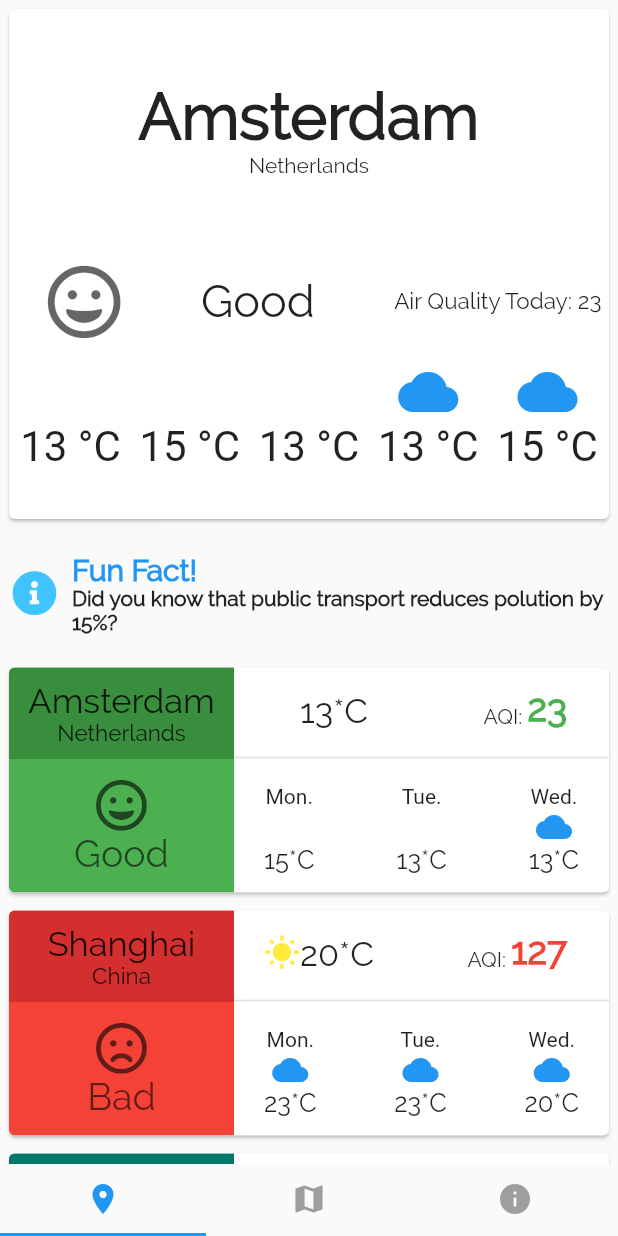
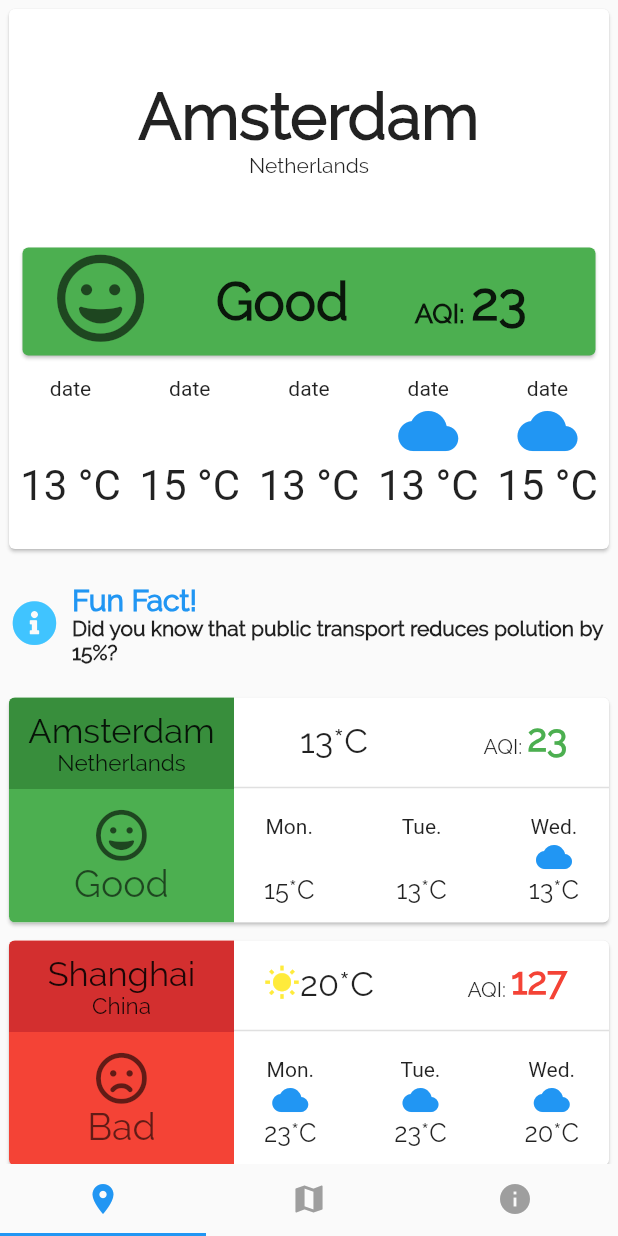
Before and after one commit to alexpavelm/SpaceAppsProject, a Flutter app: the BottomNavBar screen opened directly, on a phone screen of 412 x 824 dp. Run offline on Flutter 3.47's test engine with Material 2 defaults, Android fonts, the phone set to English and light mode, and no system bars; drawn by our look-alikes of auto_size_text; our stand-ins replace font_awesome_flutter.

Commit message:
Merge branch 'master' of https://github.com/alexpavelm/SpaceAppsProject
# Conflicts:
#	lib/GlobalData.dart

```diff
--- a/lib/CurrentLocation.dart
+++ b/lib/CurrentLocation.dart
@@ -1,10 +1,6 @@
 import 'package:flutter/cupertino.dart';
 import 'package:flutter/material.dart';
-import 'package:space_apps_project/SmallCard.dart';
-import 'package:space_apps_project/WeatherData.dart';
-
 import 'GlobalData.dart';
-import 'LocationData.dart';
 
 class CurrentLocation extends StatefulWidget {
   @override
@@ -28,11 +24,10 @@ class CurrentLocationState extends State<CurrentLocation> {
             child: Padding(
               padding: const EdgeInsets.all(5.0),
               child: Container(
-                height: 330,
+                height: 350,
                 child: Column(
                   children: <Widget>[
                     Container(
-//                      color: Colors.lightBlue,
                       height: 150,
                       child: Row(
                         mainAxisAlignment: MainAxisAlignment.center,
@@ -53,49 +48,77 @@ class CurrentLocationState extends State<CurrentLocation> {
                                 style: TextStyle(
                                   fontFamily: 'Raleway',
                                 ),
-                              )
+                              ),
                             ],
-                          )
+                          ),
                         ],
                       ),
                     ),
                     Container(
-//                      color: Colors.grey,
+//                      color:
+//                          globalData.getCardColor(globalData.mainCity.quality),
                       height: 80,
+                      child: Card(
+                        color:globalData.getCardColor(globalData.mainCity.quality),
                         child: Row(
 //                        mainAxisAlignment: MainAxisAlignment.center,
-                        crossAxisAlignment: CrossAxisAlignment.center,
-                        mainAxisAlignment: MainAxisAlignment.spaceBetween,
+//                        crossAxisAlignment: CrossAxisAlignment.center,
+//                        mainAxisAlignment: MainAxisAlignment.spaceBetween,
 //                              crossAxisAlignment: CrossAxisAlignment.stretch,
                           children: <Widget>[
                             Padding(
-                            padding: const EdgeInsets.only(left: 20),
+                              padding: const EdgeInsets.only(left: 22, bottom: 5),
                               child: Icon(
-                              globalData.getQualityIcon(
-                                  globalData.mainCity.quality),
-                              size: 50,
+                                globalData
+                                    .getQualityIcon(globalData.mainCity.quality),
+                                size: 60,
                                 color: Colors.black.withOpacity(0.6),
                               ),
                             ),
-                          Text(
-                            globalData.getQualityText(globalData.mainCity.quality),
+                            Padding(
+                              padding: const EdgeInsets.only(left: 47),
+                              child: Text(
+                                globalData
+                                    .getQualityText(globalData.mainCity.quality),
                                 style: TextStyle(
                                   fontFamily: 'Raleway',
-                              fontSize: 30,
+                                  fontSize: 35,
+                                  fontWeight: FontWeight.bold,
                                 ),
                               ),
-                          Text(
-                            "Air Quality Today: " + globalData.mainCity.quality.toString(),
+                            ),
+                            Padding(
+                              padding: const EdgeInsets.only(left: 44, top: 15),
+                              child: Text(
+                                "AQI: ",
                                 style: TextStyle(
                                   fontFamily: 'Raleway',
-                              fontSize: 15,
+                                  fontSize: 18,
+                                  fontWeight: FontWeight.bold,
+                                ),
+                              ),
+                            ),
+                            Padding(
+                              padding: const EdgeInsets.only(right: 25),
+                              child: Text(
+                                globalData.mainCity.quality.toString(),
+                                style: TextStyle(
+                                  fontFamily: 'Raleway',
+                                  fontSize: 35,
+                                  fontWeight: FontWeight.bold,
+                                ),
                               ),
                             ),
                           ],
                         ),
                       ),
+                    ),
                     Container(
+//                      color:
+//                          globalData.getCardColor(globalData.mainCity.quality),
                       height: 100,
+                      child: Padding(
+                        padding: const EdgeInsets.only(top: 10.0),
                         child: Row(
                           mainAxisAlignment: MainAxisAlignment.spaceBetween,
                           crossAxisAlignment: CrossAxisAlignment.stretch,
@@ -105,6 +128,7 @@ class CurrentLocationState extends State<CurrentLocation> {
                               child: Column(
                                 mainAxisAlignment: MainAxisAlignment.start,
                                 children: <Widget>[
+                                  Text("date"),
                                   getWeatherIcon(
                                       globalData.weatherData.weather[0]),
                                   Text(
@@ -121,6 +145,7 @@ class CurrentLocationState extends State<CurrentLocation> {
                               child: Column(
                                 mainAxisAlignment: MainAxisAlignment.start,
                                 children: <Widget>[
+                                  Text("date"),
                                   getWeatherIcon(
                                       globalData.weatherData.weather[1]),
                                   Text(
@@ -137,6 +162,7 @@ class CurrentLocationState extends State<CurrentLocation> {
                               child: Column(
                                 mainAxisAlignment: MainAxisAlignment.start,
                                 children: <Widget>[
+                                  Text("date"),
                                   getWeatherIcon(
                                       globalData.weatherData.weather[2]),
                                   Text(
@@ -153,6 +179,7 @@ class CurrentLocationState extends State<CurrentLocation> {
                               child: Column(
                                 mainAxisAlignment: MainAxisAlignment.start,
                                 children: <Widget>[
+                                  Text("date"),
                                   getWeatherIcon(
                                       globalData.weatherData.weather[3]),
                                   Text(
@@ -169,6 +196,7 @@ class CurrentLocationState extends State<CurrentLocation> {
                               child: Column(
                                 mainAxisAlignment: MainAxisAlignment.start,
                                 children: <Widget>[
+                                  Text("date"),
                                   getWeatherIcon(
                                       globalData.weatherData.weather[4]),
                                   Text(
@@ -181,6 +209,7 @@ class CurrentLocationState extends State<CurrentLocation> {
                               ),
                             ),
                           ],
+                        ),
                       ),
                     ),
                   ],
```
Lines whose indentation alone changed are shown as unchanged.
